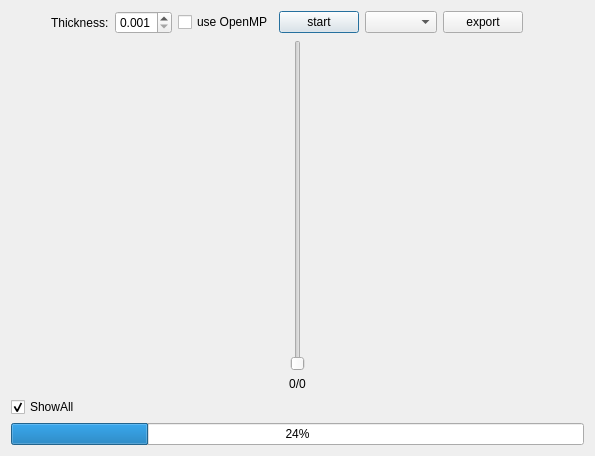
This is src/Main/Slice/slice.ui in msnh2012/MyCAD as Qt 5 draws it before an edit. The edited form follows.
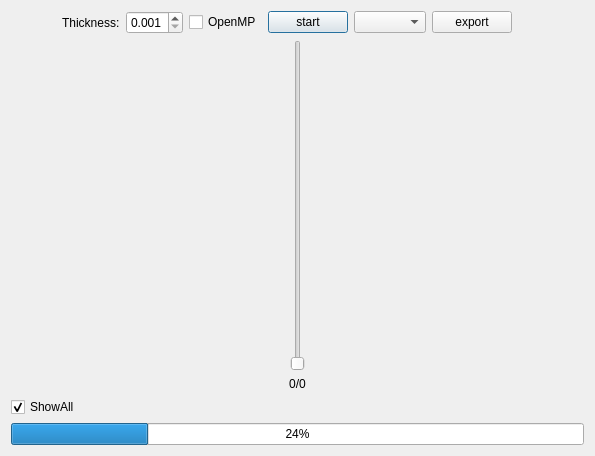
This is the edited form.

```diff
--- a/src/Main/Slice/slice.ui
+++ b/src/Main/Slice/slice.ui
@@ -55,7 +55,7 @@
      <item>
       <widget class="QCheckBox" name="isParallel">
        <property name="text">
-        <string>use OpenMP</string>
+        <string>OpenMP</string>
        </property>
       </widget>
      </item>
```
